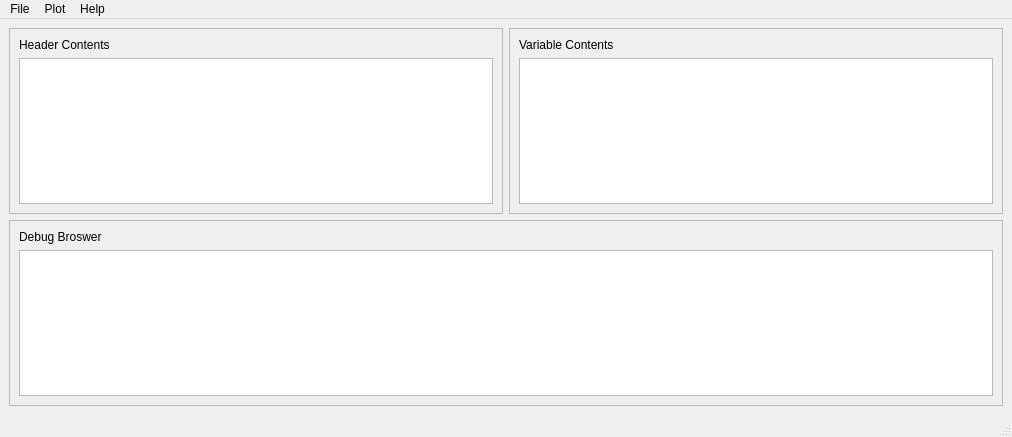
Old version of the form src/main/resources/designer/main_window.ui in the repository anhqngo/netCDF-GUI.
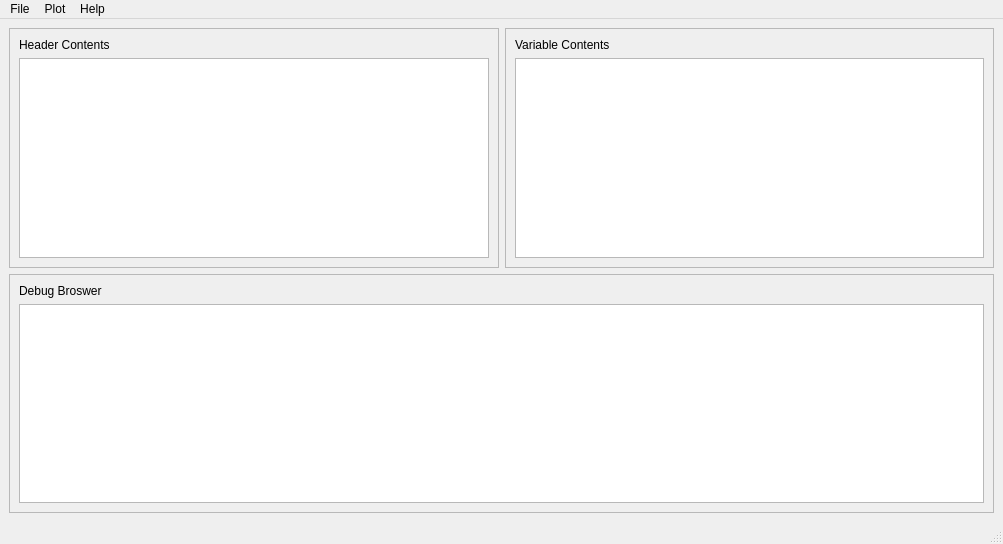
New version of the form.

Commit message: Implement location subset dialog

```diff
--- a/src/main/resources/designer/main_window.ui
+++ b/src/main/resources/designer/main_window.ui
@@ -6,8 +6,8 @@
    <rect>
     <x>0</x>
     <y>0</y>
-    <width>1012</width>
-    <height>437</height>
+    <width>1003</width>
+    <height>544</height>
    </rect>
   </property>
   <property name="minimumSize">
@@ -100,7 +100,7 @@
     <rect>
      <x>0</x>
      <y>0</y>
-     <width>1012</width>
+     <width>1003</width>
      <height>22</height>
     </rect>
    </property>
```
The commit also changes 4 other files.
